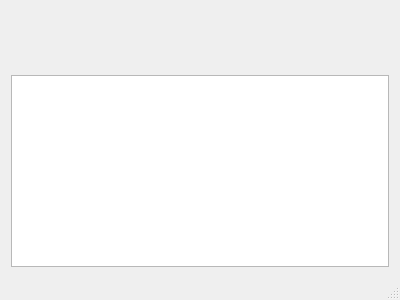
Qt form mainwindow.ui (kmikolaj/explayer) before a commit.
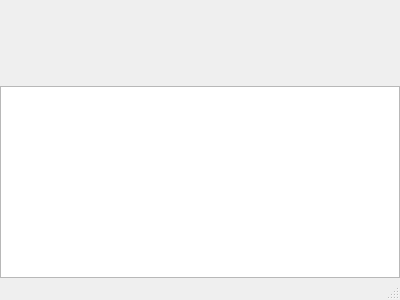
The same form after that commit. Custom widgets are drawn as their Qt base class.

Commit message: Added seeking, frameskip and subtitle editor window

What changed in the file:
```diff
--- a/mainwindow.ui
+++ b/mainwindow.ui
@@ -21,6 +21,18 @@
   </property>
   <widget class="QWidget" name="centralWidget">
    <layout class="QVBoxLayout" name="verticalLayout">
+    <property name="leftMargin">
+     <number>0</number>
+    </property>
+    <property name="topMargin">
+     <number>0</number>
+    </property>
+    <property name="rightMargin">
+     <number>0</number>
+    </property>
+    <property name="bottomMargin">
+     <number>0</number>
+    </property>
     <item>
      <widget class="Player" name="video" native="true">
       <property name="sizePolicy">
@@ -42,19 +54,13 @@
      </widget>
     </item>
     <item>
-     <widget class="QTextEdit" name="editor">
+     <widget class="SubtitleEditor" name="editor">
       <property name="verticalScrollBarPolicy">
        <enum>Qt::ScrollBarAlwaysOff</enum>
       </property>
       <property name="horizontalScrollBarPolicy">
        <enum>Qt::ScrollBarAlwaysOff</enum>
       </property>
-      <property name="lineWrapMode">
-       <enum>QTextEdit::NoWrap</enum>
-      </property>
-      <property name="acceptRichText">
-       <bool>false</bool>
-      </property>
      </widget>
     </item>
    </layout>
@@ -75,6 +81,11 @@
    <header>controls.h</header>
    <container>1</container>
   </customwidget>
+  <customwidget>
+   <class>SubtitleEditor</class>
+   <extends>QPlainTextEdit</extends>
+   <header>subtitleeditor.h</header>
+  </customwidget>
  </customwidgets>
  <resources/>
  <connections/>
```
The commit also changes 16 other files.
